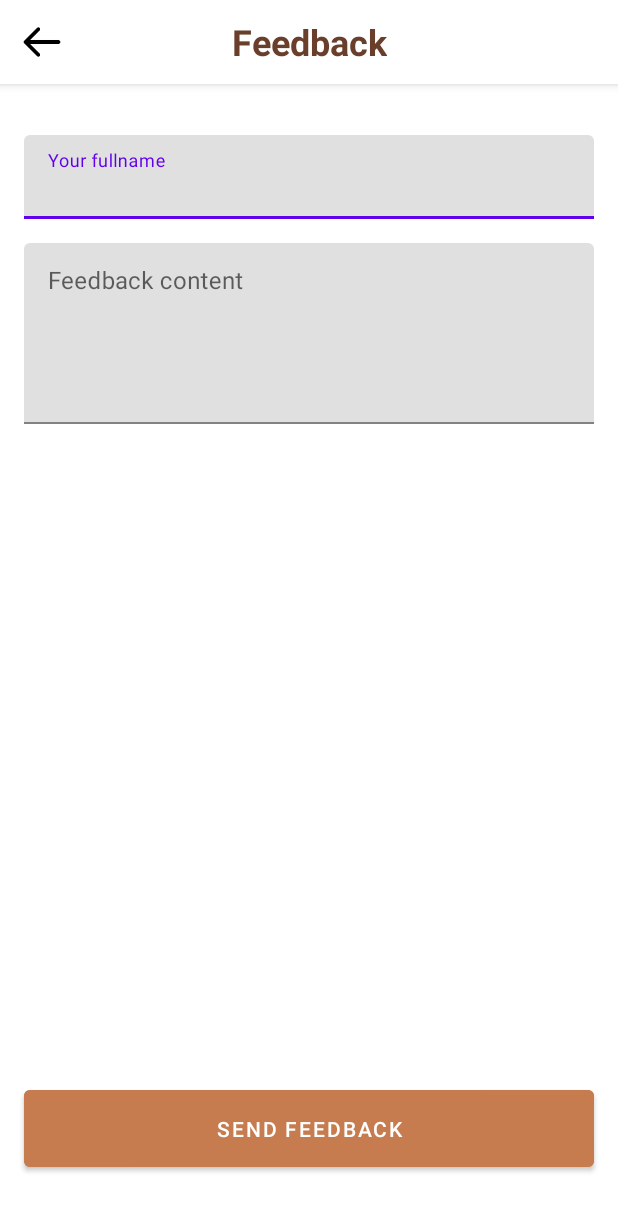
After one commit to tmQu/StarBug-kotlin, an Android app: the Feedback screen opened directly, with no data from a screen before it, on a phone screen of 412 x 824 dp. The commit adds this screen. Shown: the top 1211 px of the screen. Run offline under Robolectric (Android 15) with nearby library versions, the phone set to English and light mode, and no system bars; Roboto replaces fonts that are not available here.

Commit message:
Sang - fix layout + page feedback

```diff
--- a/app/build.gradle.kts
+++ b/app/build.gradle.kts
@@ -35,9 +35,14 @@ android {
     kotlinOptions {
         jvmTarget = "1.8"
     }
+    buildFeatures {
+        viewBinding = true
+    }
 }
 
 dependencies {
+    implementation("androidx.navigation:navigation-fragment-ktx:2.7.7")
+    implementation("androidx.navigation:navigation-ui-ktx:2.7.7")
     val room_version = "2.6.1"
 
     implementation("androidx.core:core-ktx:1.12.0")
--- a/app/src/main/java/intech/co/starbug/CartActivity.kt
+++ b/app/src/main/java/intech/co/starbug/CartActivity.kt
@@ -15,6 +15,9 @@ class CartActivity : AppCompatActivity() {
         super.onCreate(savedInstanceState)
         setContentView(R.layout.activity_cart)
 
+        val cartItemDAO = (application as StarbugApp).dbSQLite.cartItemDAO()
+        cartItemDAO.findAllCartItem()
+
         val productList = listOf(
             ProductModel(name = "Product 1", category = "Loai 1", img = listOf(""), price = 100000, ),
             ProductModel(name = "Product 2", category = "Loai 2", img = listOf(""), price = 150000),
--- a/app/src/main/java/intech/co/starbug/MainActivity.kt
+++ b/app/src/main/java/intech/co/starbug/MainActivity.kt
@@ -14,7 +14,7 @@ import androidx.activity.enableEdgeToEdge
 import androidx.core.view.WindowCompat
 import androidx.core.view.WindowInsetsCompat
 import androidx.core.view.WindowInsetsControllerCompat
-
+import intech.co.starbug.activity.Feedback
 
 class MainActivity : AppCompatActivity() {
 
@@ -53,6 +53,7 @@ class MainActivity : AppCompatActivity() {
 
         Handler().postDelayed({
             val intent = Intent(this, HomeActivity::class.java)
+//            val intent = Intent(this, Feedback::class.java)
             val pairs = arrayOf<Pair<View, String>>(
                 Pair(image, "logo_image"),
                 Pair(logoTV, "brand_text"),
--- /dev/null
+++ b/app/src/main/java/intech/co/starbug/activity/Feedback.kt
@@ -0,0 +1,37 @@
+package intech.co.starbug.activity
+
+import android.os.Bundle
+import android.widget.Button
+import android.widget.Toast
+import androidx.activity.enableEdgeToEdge
+import androidx.appcompat.app.AppCompatActivity
+import androidx.core.view.ViewCompat
+import androidx.core.view.WindowInsetsCompat
+import intech.co.starbug.R
+
+class Feedback : AppCompatActivity() {
+    private lateinit var sendBtn: Button;
+
+    override fun onCreate(savedInstanceState: Bundle?) {
+        super.onCreate(savedInstanceState)
+        enableEdgeToEdge()
+        setContentView(R.layout.activity_feedback)
+
+        sendBtn = findViewById(R.id.buttonSendFeedback)
+
+        sendBtn.setOnClickListener {
+            // call the sendFeedback api here
+            showToast("Your feedback has been sent successfully!")
+        }
+
+        ViewCompat.setOnApplyWindowInsetsListener(findViewById(R.id.main)) { v, insets ->
+            val systemBars = insets.getInsets(WindowInsetsCompat.Type.systemBars())
+            v.setPadding(systemBars.left, systemBars.top, systemBars.right, systemBars.bottom)
+            insets
+        }
+    }
+
+    private fun showToast(message: String) {
+        Toast.makeText(this, message, Toast.LENGTH_SHORT).show()
+    }
+}
--- a/app/src/main/java/intech/co/starbug/activity/product/DetailProductActivity.kt
+++ b/app/src/main/java/intech/co/starbug/activity/product/DetailProductActivity.kt
@@ -150,8 +150,6 @@ class DetailProductActivity : AppCompatActivity() {
         desc = findViewById(R.id.description)
         price = findViewById(R.id.price)
 
-
-
         initializeBottomSheet()
         getAllComment()
         showProductInfor()
@@ -166,8 +164,6 @@ class DetailProductActivity : AppCompatActivity() {
             val intent = Intent(this, CommentActivity::class.java)
             startActivity(intent)
         }
-
-
 
     }
     private fun resetAllTheRadioButton(radioGroup: RadioGroup)
--- a/app/src/main/res/layout/activity_comment.xml
+++ b/app/src/main/res/layout/activity_comment.xml
@@ -66,6 +66,8 @@
         android:layout_height="wrap_content"
         android:text="Feedbacks and Ratings"
         android:textSize="25sp"
+        android:layout_marginStart="14dp"
+        android:layout_marginEnd="14dp"
         android:padding="10dp"
         />
 
--- /dev/null
+++ b/app/src/main/res/layout/activity_feedback.xml
@@ -0,0 +1,103 @@
+<?xml version="1.0" encoding="utf-8"?>
+<androidx.constraintlayout.widget.ConstraintLayout
+    xmlns:android="http://schemas.android.com/apk/res/android"
+    xmlns:app="http://schemas.android.com/apk/res-auto"
+    xmlns:tools="http://schemas.android.com/tools"
+    android:id="@+id/main"
+    android:layout_width="match_parent"
+    android:layout_height="match_parent"
+    tools:context=".activity.Feedback">
+
+    <com.google.android.material.appbar.AppBarLayout
+        android:id="@+id/appBarLayout"
+        android:layout_width="match_parent"
+        android:layout_height="wrap_content"
+        android:background="@color/white"
+        android:fitsSystemWindows="true"
+        app:layout_constraintEnd_toEndOf="parent"
+        app:layout_constraintStart_toStartOf="parent"
+        app:layout_constraintTop_toTopOf="parent">
+
+        <com.google.android.material.appbar.MaterialToolbar
+            android:id="@+id/toolbar"
+            android:layout_width="match_parent"
+            android:layout_height="?attr/actionBarSize"
+            android:background="@color/white"
+            app:contentInsetStart="0dp"
+            app:contentInsetStartWithNavigation="0dp"
+            app:navigationIcon="@drawable/arrow">
+
+            <TextView
+                android:id="@+id/toolbar_title"
+                android:layout_width="wrap_content"
+                android:layout_height="wrap_content"
+                android:layout_gravity="center"
+                android:text="Feedback"
+                android:textColor="@color/colorPrimary"
+                android:textSize="24sp"
+                android:textStyle="bold" />
+
+        </com.google.android.material.appbar.MaterialToolbar>
+
+    </com.google.android.material.appbar.AppBarLayout>
+
+    <com.google.android.material.textfield.TextInputLayout
+        android:id="@+id/textInputLayoutName"
+        android:layout_width="0dp"
+        android:layout_height="wrap_content"
+        android:layout_marginStart="16dp"
+        android:layout_marginTop="34dp"
+        android:layout_marginEnd="16dp"
+        app:layout_constraintEnd_toEndOf="parent"
+        app:layout_constraintStart_toStartOf="parent"
+        app:layout_constraintTop_toBottomOf="@id/appBarLayout">
+
+        <com.google.android.material.textfield.TextInputEditText
+            android:id="@+id/editTextName"
+            android:layout_width="match_parent"
+            android:layout_height="wrap_content"
+            android:hint="Your fullname"/>
+
+    </com.google.android.material.textfield.TextInputLayout>
+
+    <com.google.android.material.textfield.TextInputLayout
+        android:id="@+id/textInputLayoutFeedback"
+        android:layout_width="0dp"
+        android:layout_height="wrap_content"
+        android:layout_marginStart="16dp"
+        android:layout_marginTop="16dp"
+        android:layout_marginEnd="16dp"
+        app:hintEnabled="true"
+    app:hintAnimationEnabled="false"
+    app:layout_constraintEnd_toEndOf="parent"
+    app:layout_constraintStart_toStartOf="parent"
+    app:layout_constraintTop_toBottomOf="@id/textInputLayoutName">
+
+    <com.google.android.material.textfield.TextInputEditText
+        android:id="@+id/editTextFeedback"
+        android:layout_width="match_parent"
+        android:layout_height="wrap_content"
+        android:hint="Feedback content"
+        android:paddingTop="16dp"
+    android:paddingBottom="8dp"
+    android:gravity="top"
+    android:minLines="5"
+    android:maxLines="10"
+    android:inputType="textMultiLine" />
+
+</com.google.android.material.textfield.TextInputLayout>
+
+    <Button
+        android:id="@+id/buttonSendFeedback"
+        android:layout_width="match_parent"
+        android:layout_height="63dp"
+        android:layout_marginStart="16dp"
+        android:layout_marginEnd="16dp"
+        android:layout_marginBottom="40dp"
+        android:backgroundTint="@color/colorSecondPrimary"
+        android:text="Send feedback"
+        app:layout_constraintBottom_toBottomOf="parent"
+        app:layout_constraintEnd_toEndOf="@id/textInputLayoutFeedback"
+        app:layout_constraintStart_toStartOf="@id/textInputLayoutFeedback" />
+
+</androidx.constraintlayout.widget.ConstraintLayout>
```
Also changed, not shown: app/src/main/AndroidManifest.xml (+8 -0 lines), app/src/main/res/layout/activity_cart.xml (+6 -2 lines), app/src/main/res/navigation/nav_graph.xml (deleted, +0 -28 lines), app/src/main/res/values/strings.xml (+37 -0 lines).
